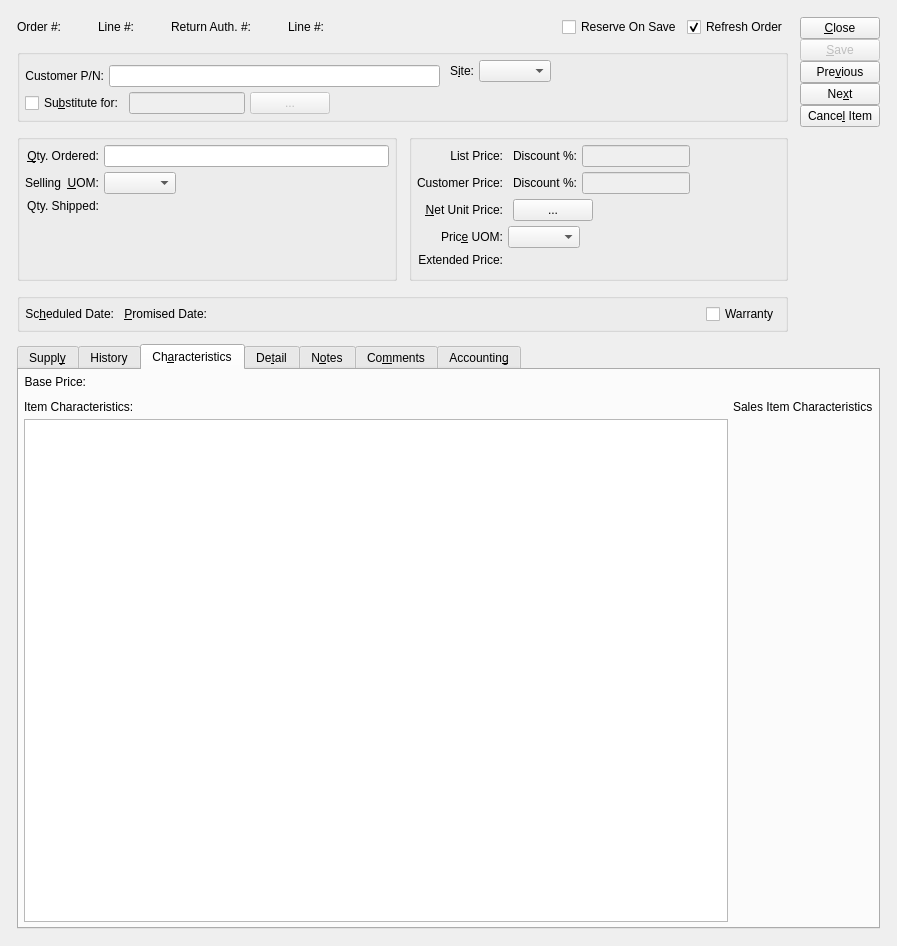
Old version of the form guiclient/salesOrderItem.ui in the repository Pegasus-RPG/xtuple-client.
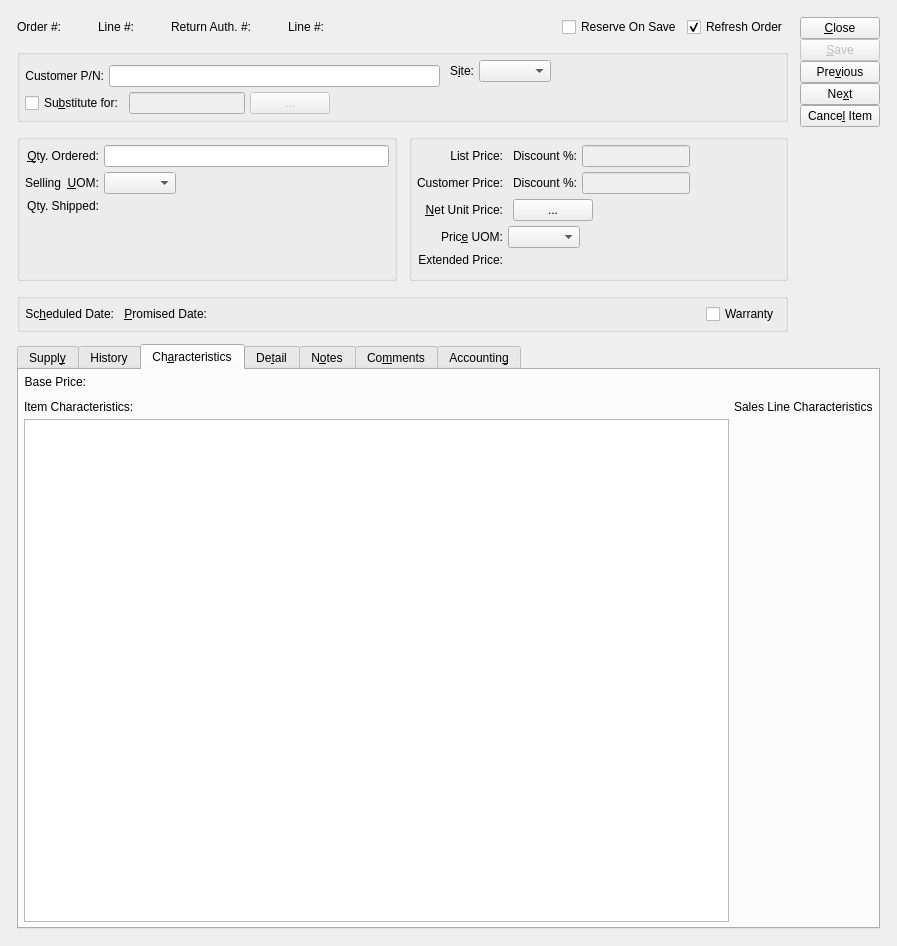
New version of the form. The open tabs and pages were chosen to show the change. Custom widgets are drawn as their Qt base class.

Commit message: Attempt to clarify secondary order characteristics widgets

Diff of the .ui file:
```diff
--- a/guiclient/salesOrderItem.ui
+++ b/guiclient/salesOrderItem.ui
@@ -1982,7 +1982,7 @@
            <item row="0" column="1">
             <widget class="XLabel" name="_soCharLit">
              <property name="text">
-              <string>Sales Item Characteristics</string>
+              <string>Sales Line Characteristics</string>
              </property>
             </widget>
            </item>
```
The commit also changes 2 other files.
